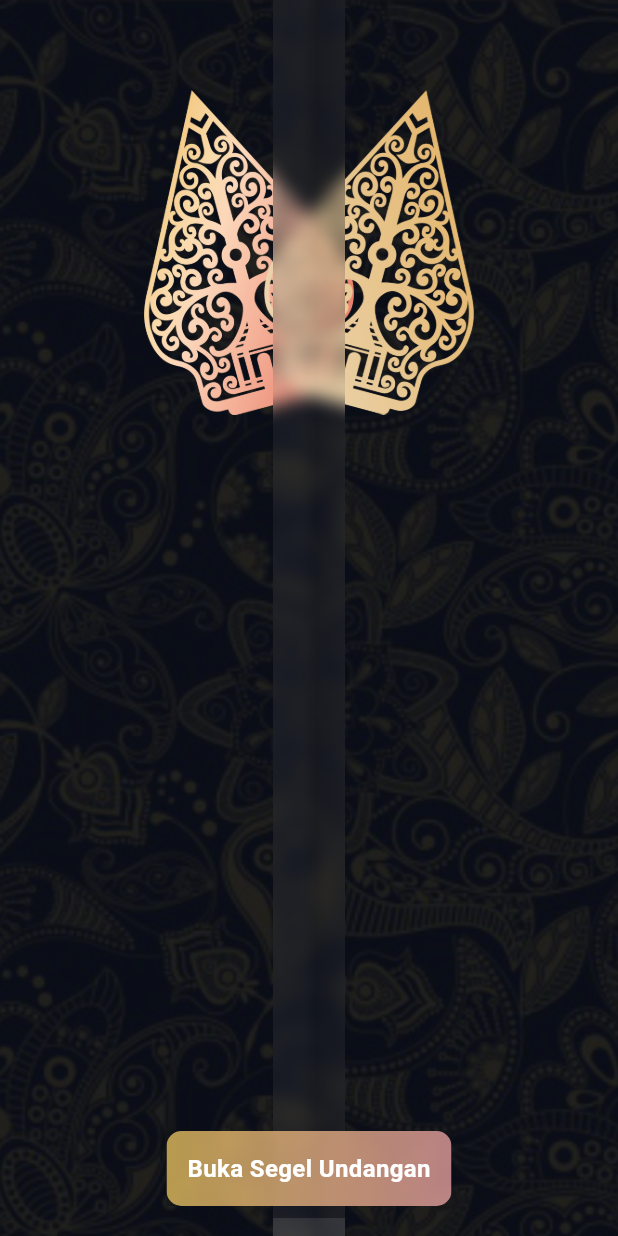
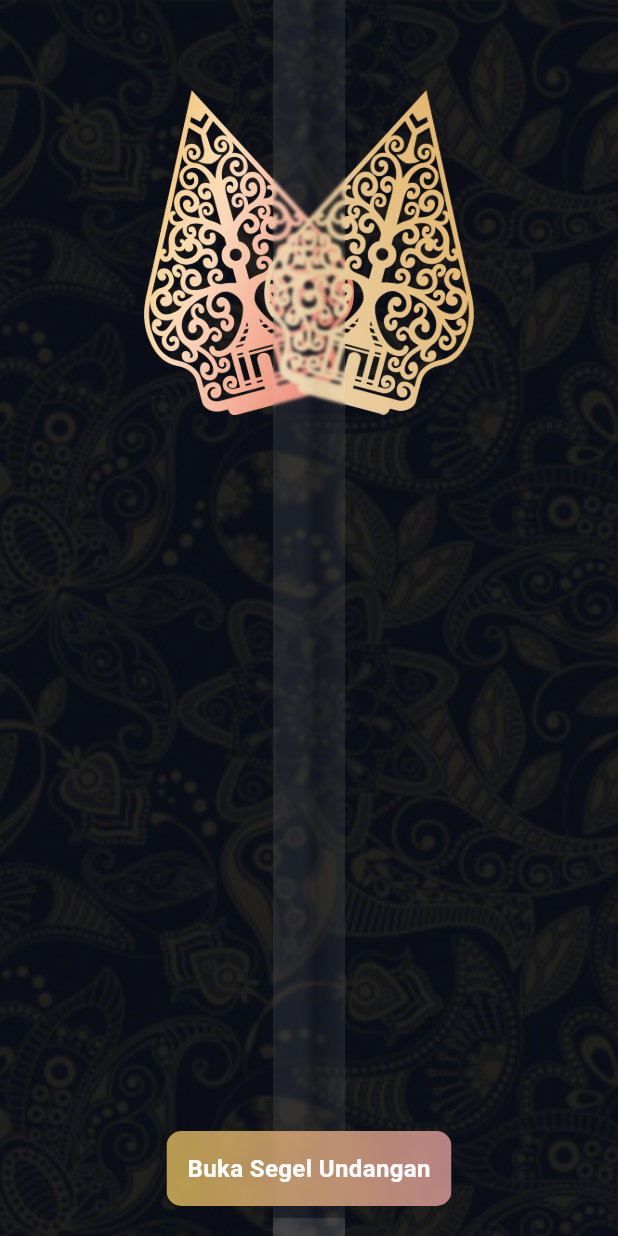
Before and after one commit to faequl96/invitation_app, a Flutter app: the screen it shows after launch, on a phone screen of 412 x 824 dp. Run offline on Flutter 3.47's test engine with Material 3 defaults, Android fonts, the phone set to English and light mode, and no system bars.

Commit message:
adjust seal blur effect

```diff
--- a/lib/pages/cover_page/seal_invitation.dart
+++ b/lib/pages/cover_page/seal_invitation.dart
@@ -19,16 +19,16 @@ class SealInvitation extends StatelessWidget {
         alignment: Alignment.center,
         child: ClipRect(
           child: BackdropFilter(
-            filter: ImageFilter.blur(sigmaX: 6, sigmaY: 6),
+            filter: ImageFilter.blur(sigmaX: 1, sigmaY: 1),
             child: Container(
               height: double.maxFinite,
               width: 48,
               decoration: BoxDecoration(
                 gradient: LinearGradient(
                   colors: [
-                    Colors.white.withOpacity(0.05),
-                    Colors.grey.withOpacity(0.05),
-                    Colors.white.withOpacity(0.05),
+                    Colors.white.withOpacity(0.08),
+                    Colors.grey.shade600.withOpacity(0.08),
+                    Colors.white.withOpacity(0.08),
                   ],
                   stops: const [0.4, 0.6, 1],
                 ),
```
